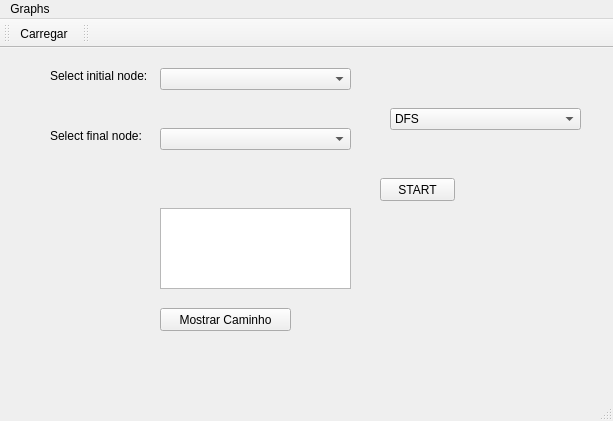
First picture: the form in Grafos-master/mainwindow.ui, repository moriso/graphs, before the edit.
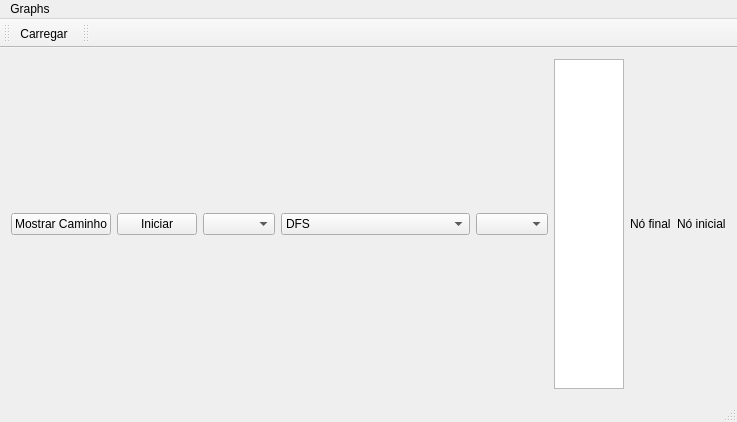
Second picture: the form after the edit.

Diff of the .ui file:
```diff
--- a/Grafos-master/mainwindow.ui
+++ b/Grafos-master/mainwindow.ui
@@ -6,92 +6,34 @@
    <rect>
     <x>0</x>
     <y>0</y>
-    <width>613</width>
-    <height>421</height>
+    <width>578</width>
+    <height>422</height>
    </rect>
   </property>
   <property name="windowTitle">
    <string>Projeto e Analise de Algoritmos (Ciência da Computação)</string>
   </property>
   <widget class="QWidget" name="centralWidget">
-   <widget class="QComboBox" name="cbOrigem">
-    <property name="geometry">
-     <rect>
-      <x>160</x>
-      <y>20</y>
-      <width>191</width>
-      <height>22</height>
-     </rect>
-    </property>
-   </widget>
-   <widget class="QLabel" name="labelInicial">
-    <property name="geometry">
-     <rect>
-      <x>50</x>
-      <y>20</y>
-      <width>101</width>
-      <height>16</height>
-     </rect>
-    </property>
-    <property name="text">
-     <string>Select initial node:</string>
-    </property>
-   </widget>
-   <widget class="QLabel" name="labelFinal">
-    <property name="geometry">
-     <rect>
-      <x>50</x>
-      <y>80</y>
-      <width>121</width>
-      <height>16</height>
-     </rect>
-    </property>
-    <property name="text">
-     <string>Select final node:</string>
-    </property>
-   </widget>
-   <widget class="QComboBox" name="cbFinal">
-    <property name="geometry">
-     <rect>
-      <x>160</x>
-      <y>80</y>
-      <width>191</width>
-      <height>22</height>
-     </rect>
-    </property>
-   </widget>
-   <widget class="QTextEdit" name="textEdit">
-    <property name="geometry">
-     <rect>
-      <x>160</x>
-      <y>160</y>
-      <width>191</width>
-      <height>81</height>
-     </rect>
-    </property>
-   </widget>
+   <layout class="QHBoxLayout" name="horizontalLayout">
+    <item>
    <widget class="QPushButton" name="pushButton">
-    <property name="geometry">
-     <rect>
-      <x>160</x>
-      <y>260</y>
-      <width>131</width>
-      <height>23</height>
-     </rect>
-    </property>
     <property name="text">
      <string>Mostrar Caminho</string>
     </property>
    </widget>
+    </item>
+    <item>
+     <widget class="QPushButton" name="start">
+      <property name="text">
+       <string>Iniciar</string>
+      </property>
+     </widget>
+    </item>
+    <item>
+     <widget class="QComboBox" name="cbFinal"/>
+    </item>
+    <item>
    <widget class="QComboBox" name="metodos">
-    <property name="geometry">
-     <rect>
-      <x>390</x>
-      <y>60</y>
-      <width>191</width>
-      <height>22</height>
-     </rect>
-    </property>
     <item>
      <property name="text">
       <string>DFS</string>
@@ -128,27 +70,36 @@
      </property>
     </item>
    </widget>
-   <widget class="QPushButton" name="start">
-    <property name="geometry">
-     <rect>
-      <x>380</x>
-      <y>130</y>
-      <width>75</width>
-      <height>23</height>
-     </rect>
-    </property>
+    </item>
+    <item>
+     <widget class="QComboBox" name="cbOrigem"/>
+    </item>
+    <item>
+     <widget class="QTextEdit" name="textEdit"/>
+    </item>
+    <item>
+     <widget class="QLabel" name="labelFinal">
+      <property name="text">
+       <string>Nó final</string>
+      </property>
+     </widget>
+    </item>
+    <item>
+     <widget class="QLabel" name="labelInicial">
     <property name="text">
-     <string>START</string>
-    </property>
-   </widget>
+       <string>Nó inicial</string>
+      </property>
+     </widget>
+    </item>
+   </layout>
   </widget>
   <widget class="QMenuBar" name="menuBar">
    <property name="geometry">
     <rect>
      <x>0</x>
      <y>0</y>
-     <width>613</width>
-     <height>21</height>
+     <width>578</width>
+     <height>22</height>
     </rect>
    </property>
    <widget class="QMenu" name="menuGraphs">
```
Lines whose indentation alone changed are shown as unchanged.
